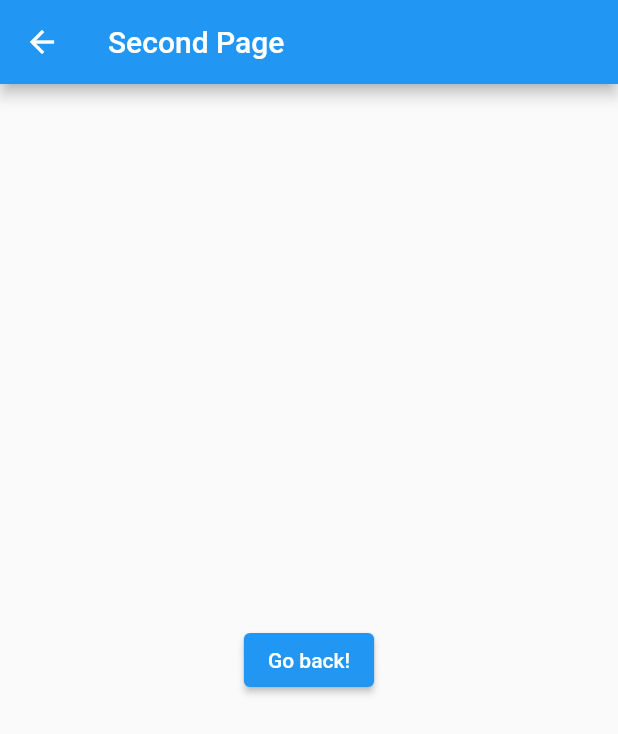
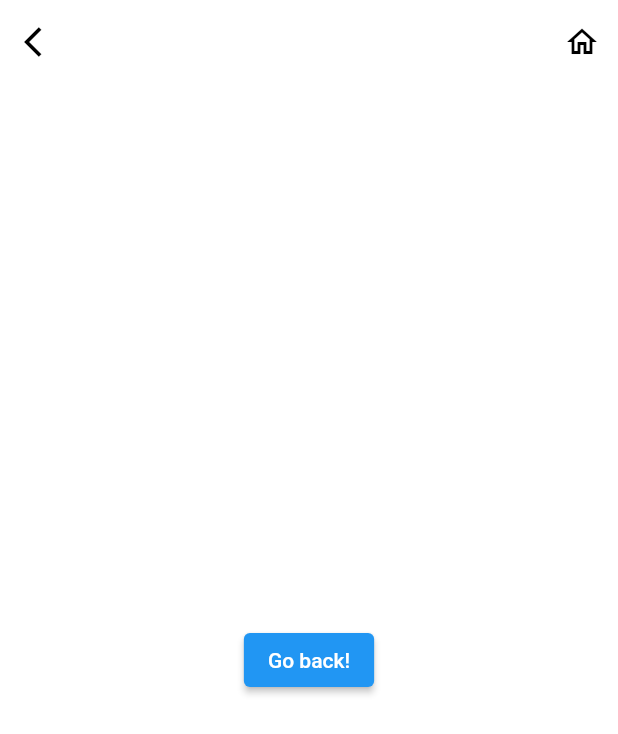
Before and after one commit to zimkjh/all_studio, a Flutter app: the screen it shows after launch, after a tap on "Launch screen", on a phone screen of 412 x 824 dp. Shown: the top 734 px of the screen. Run offline on Flutter 3.47's test engine with Material 2 defaults, Android fonts, the phone set to English and light mode, and no system bars.

Commit message:
photo 페이지의 appBar 부분 수정 (뒤로가기, home으로가기)

```diff
--- a/lib/main.dart
+++ b/lib/main.dart
@@ -1,5 +1,5 @@
 import 'package:flutter/material.dart';
-import 'second.dart';
+import 'photo.dart';
 
 void main() {
   runApp(
@@ -10,7 +10,7 @@ void main() {
         // When navigating to the "/" route, build the HomeScreen widget.
         '/': (context) => const HomeScreen(),
         // When navigating to the "/second" route, build the SecondScreen widget.
-        '/home': (context) => const SecondScreen(),
+        '/photo': (context) => const PhotoScreen(),
       },
     ),
   );
@@ -30,7 +30,7 @@ class HomeScreen extends StatelessWidget {
           // Within the `HomeScreen` widget
           onPressed: () {
             // Navigate to the second screen using a named route.
-            Navigator.pushNamed(context, '/home');
+            Navigator.pushNamed(context, '/photo');
           },
           child: const Text('Launch screen'),
         ),
--- /dev/null
+++ b/lib/photo.dart
@@ -0,0 +1,39 @@
+import 'package:flutter/material.dart';
+
+class PhotoScreen extends StatelessWidget {
+  const PhotoScreen({Key? key}) : super(key: key);
+
+  @override
+  Widget build(BuildContext context) {
+    return Scaffold(
+      appBar: AppBar(
+          backgroundColor: Colors.white,
+          shadowColor: Colors.transparent,
+          // leading: const Icon(Icons.arrow_back_ios, color: Colors.black),
+          leading: IconButton(
+              onPressed: () {
+                Navigator.pop(context);
+              },
+              icon: const Icon(Icons.arrow_back_ios, color: Colors.black)),
+          actions: [
+            IconButton(
+                onPressed: () {
+                  Navigator.popUntil(context, (route) => route.isFirst);
+                },
+                icon: const Icon(
+                  Icons.home_outlined,
+                  color: Colors.black,
+                ))
+          ]),
+      body: Center(
+        child: ElevatedButton(
+          onPressed: () {
+            Navigator.pop(context);
+          },
+          child: const Text('Go back!'),
+        ),
+      ),
+      backgroundColor: Colors.white,
+    );
+  }
+}
--- a/lib/second.dart
+++ /dev/null
@@ -1,25 +0,0 @@
-import 'package:flutter/material.dart';
-
-class SecondScreen extends StatelessWidget {
-  const SecondScreen({Key? key}) : super(key: key);
-
-  @override
-  Widget build(BuildContext context) {
-    return Scaffold(
-      appBar: AppBar(
-        title: const Text('Second Page'),
-      ),
-      body: Center(
-        child: ElevatedButton(
-          // Within the SecondScreen widget
-          onPressed: () {
-            // Navigate back to the first screen by popping the current route
-            // off the stack.
-            Navigator.pop(context);
-          },
-          child: const Text('Go back!'),
-        ),
-      ),
-    );
-  }
-}
```
